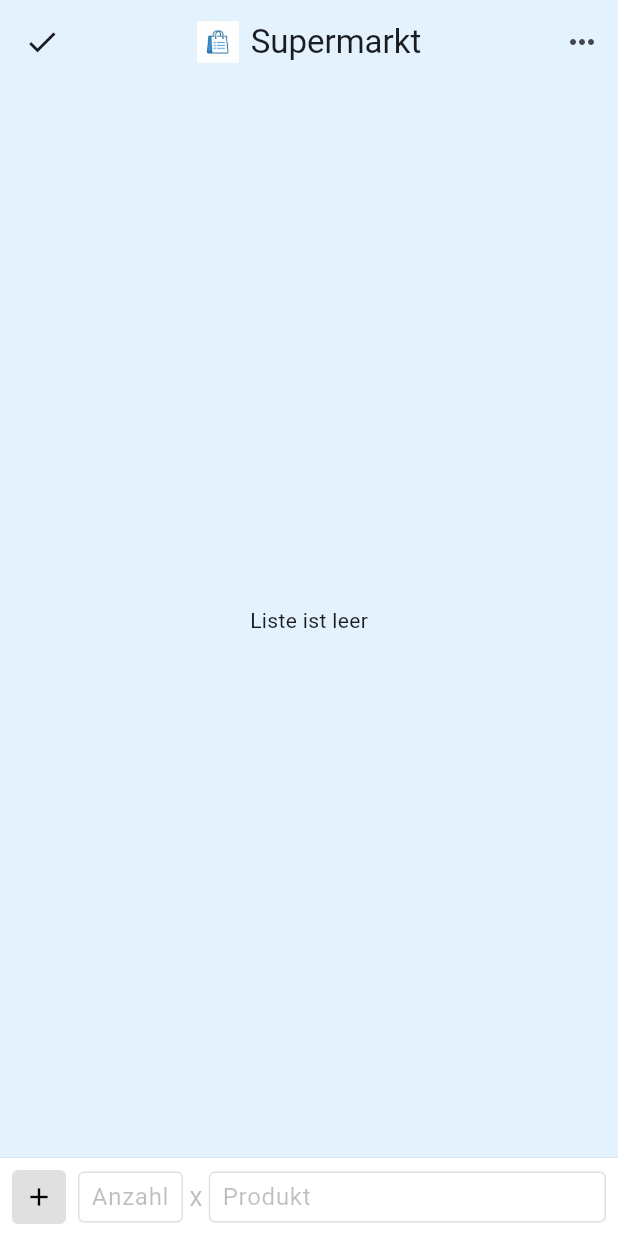
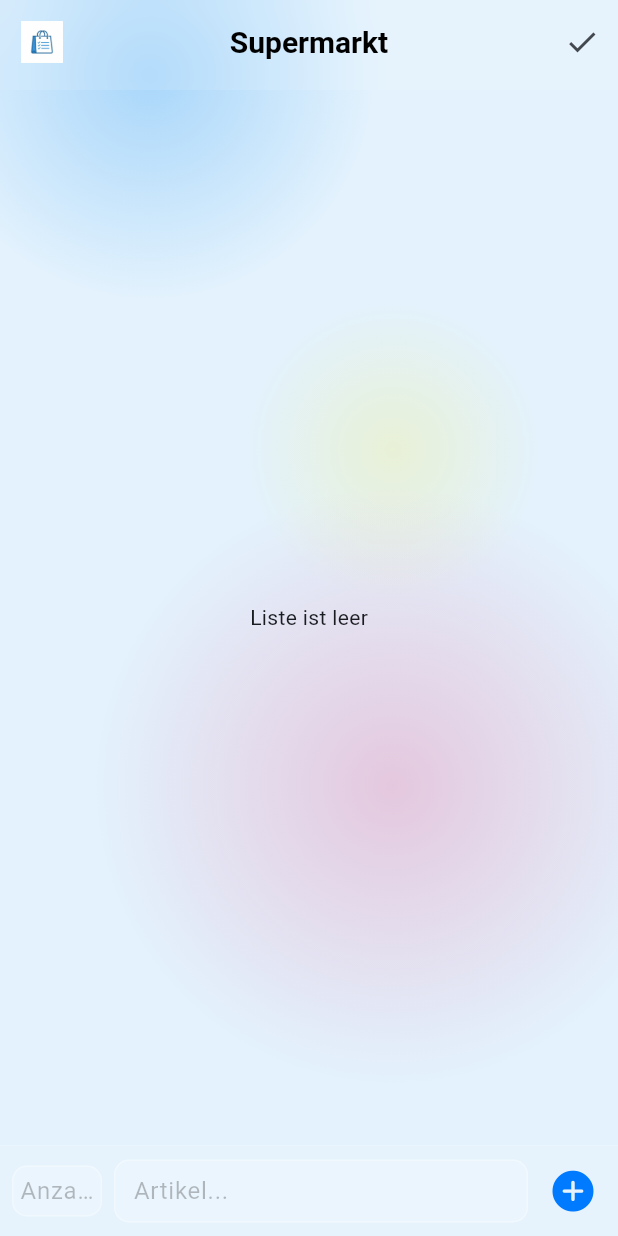
Before and after one commit to gugelvibe/Einkaufszettel, a Flutter app: the screen it shows after launch, on a phone screen of 412 x 824 dp. Run offline on Flutter 3.47's test engine with Material 3 defaults, Android fonts, the light colour scheme and no system bars; our stand-ins replace shared_preferences.

Commit message:
ayout update

```diff
--- a/lib/main.dart
+++ b/lib/main.dart
@@ -1,8 +1,9 @@
+import 'dart:ui';
 import 'package:flutter/cupertino.dart';
 import 'package:flutter/material.dart';
 import 'package:provider/provider.dart';
 import 'providers/shopping_provider.dart';
-// import 'models/shopping_models.dart';
+import 'models/shopping_models.dart';
 
 void main() {
   runApp(
@@ -63,7 +64,7 @@ class _MainScreenState extends State<MainScreen> {
               .toList() ??
           [];
       setState(() {
-        _suggestions = provider.itemHistory
+        _suggestions = provider.currentHistory
             .where(
               (item) =>
                   item.toLowerCase().contains(text) &&
@@ -88,8 +89,9 @@ class _MainScreenState extends State<MainScreen> {
     final provider = context.read<ShoppingProvider>();
 
     if (name.isNotEmpty) {
-      if (provider.isInputDisabled) {
-        final inHistory = provider.itemHistory.any(
+      if (provider.currentList?.isInputDisabled ?? false) {
+        final history = provider.currentHistory;
+        final inHistory = history.any(
           (h) => h.trim().toLowerCase() == name.toLowerCase(),
         );
         if (!inHistory) {
@@ -140,38 +142,87 @@ class _MainScreenState extends State<MainScreen> {
     );
   }
 
+  void _showRenameListDialog() {
+    final provider = context.read<ShoppingProvider>();
+    final currentList = provider.currentList;
+    if (currentList == null) return;
+
+    final TextEditingController nameController = TextEditingController(
+      text: currentList.name,
+    );
+    showCupertinoDialog(
+      context: context,
+      builder: (context) => CupertinoAlertDialog(
+        title: const Text('Einkaufsliste umbenennen'),
+        content: Padding(
+          padding: const EdgeInsets.only(top: 8.0),
+          child: CupertinoTextField(
+            controller: nameController,
+            placeholder: 'Name der Liste',
+            autofocus: true,
+          ),
+        ),
+        actions: [
+          CupertinoDialogAction(
+            onPressed: () => Navigator.pop(context),
+            child: const Text('Abbrechen'),
+          ),
+          CupertinoDialogAction(
+            isDefaultAction: true,
+            onPressed: () {
+              final name = nameController.text.trim();
+              if (name.isNotEmpty) {
+                provider.updateListName(name);
+              }
+              Navigator.pop(context);
+            },
+            child: const Text('Speichern'),
+          ),
+        ],
+      ),
+    );
+  }
+
+  void _showColorPickerDialog() {
+    final provider = context.read<ShoppingProvider>();
+    final colors = [
+      {'name': 'Himmelblau', 'hex': 'E3F2FD'},
+      {'name': 'Zartrosa', 'hex': 'FCE4EC'},
+      {'name': 'Mintgrün', 'hex': 'E8F5E9'},
+      {'name': 'Zitronengelb', 'hex': 'FFF9C4'},
+      {'name': 'Lavendel', 'hex': 'F3E5F5'},
+      {'name': 'Papayanet', 'hex': 'FBE9E7'},
+    ];
+
+    showCupertinoModalPopup(
+      context: context,
+      builder: (context) => CupertinoActionSheet(
+        title: const Text('Hintergrundfarbe wählen'),
+        actions: colors.map((c) {
+          return CupertinoActionSheetAction(
+            onPressed: () {
+              provider.updateListColor(c['hex']);
+              Navigator.pop(context);
+            },
+            child: Text(c['name']!),
+          );
+        }).toList(),
+        cancelButton: CupertinoActionSheetAction(
+          onPressed: () => Navigator.pop(context),
+          child: const Text('Abbrechen'),
+        ),
+      ),
+    );
+  }
+
   void _showActionSheet(BuildContext context) {
     final provider = context.read<ShoppingProvider>();
+    final currentList = provider.currentList;
     showCupertinoModalPopup<void>(
       context: context,
       builder: (BuildContext context) => CupertinoActionSheet(
         title: const Text('Einstellungen'),
         actions: <CupertinoActionSheetAction>[
-          ...provider.lists.asMap().entries.map((entry) {
-            final index = entry.key;
-            final list = entry.value;
-            final isCurrent = list.id == provider.currentList?.id;
-            return CupertinoActionSheetAction(
-              onPressed: () {
-                provider.switchList(index);
-                Navigator.pop(context);
-              },
-              child: Text(
-                list.name,
-                style: TextStyle(
-                  fontWeight: isCurrent ? FontWeight.bold : FontWeight.normal,
-                  color: isCurrent ? CupertinoColors.activeBlue : null,
-                ),
-              ),
-            );
-          }),
-          CupertinoActionSheetAction(
-            onPressed: () {
-              Navigator.pop(context);
-              _showNewListDialog();
-            },
-            child: const Text('Zusätzliche Einkaufsliste'),
-          ),
           CupertinoActionSheetAction(
             isDestructiveAction: true,
             onPressed: () {
@@ -182,13 +233,39 @@ class _MainScreenState extends State<MainScreen> {
           ),
           CupertinoActionSheetAction(
             onPressed: () {
-              context.read<ShoppingProvider>().toggleInputMode();
+              Navigator.pop(context);
+              _showRenameListDialog();
+            },
+            child: const Text('Liste umbenennen'),
+          ),
+          CupertinoActionSheetAction(
+            onPressed: () {
+              Navigator.pop(context);
+              _showColorPickerDialog();
+            },
+            child: const Text('Farbe ändern'),
+          ),
+          CupertinoActionSheetAction(
+            onPressed: () {
+              provider.toggleInputMode();
               Navigator.pop(context);
             },
             child: Text(
-              context.read<ShoppingProvider>().isInputDisabled
+              currentList?.isInputDisabled ?? false
                   ? 'Eingabemodus aktivieren'
-                  : 'Auswahlmodus',
+                  : 'Auswahlmodus aktivieren',
+            ),
+          ),
+          if (currentList?.isInputDisabled ?? false)
+            CupertinoActionSheetAction(
+              onPressed: () {
+                provider.toggleHistoryScope();
+                Navigator.pop(context);
+              },
+              child: Text(
+                currentList?.useGlobalHistory ?? true
+                    ? 'Nur Begriffe dieser Liste'
+                    : 'Alle Begriffe (global)',
               ),
             ),
           CupertinoActionSheetAction(
@@ -196,6 +273,13 @@ class _MainScreenState extends State<MainScreen> {
               Navigator.pop(context);
             },
             child: const Text('Teilen'),
+          ),
+          CupertinoActionSheetAction(
+            onPressed: () {
+              Navigator.pop(context);
+              _showNewListDialog();
+            },
+            child: const Text('Zusätzliche Einkaufsliste'),
           ),
         ],
         cancelButton: CupertinoActionSheetAction(
@@ -214,11 +298,48 @@ class _MainScreenState extends State<MainScreen> {
     final provider = context.watch<ShoppingProvider>();
     final currentList = provider.currentList;
 
+    Color backgroundColor = const Color(0xFFE3F2FD);
+    if (currentList?.colorHex != null) {
+      try {
+        backgroundColor = Color(
+          int.parse('FF${currentList!.colorHex}', radix: 16),
+        );
+      } catch (_) {}
+    }
+
     return Scaffold(
-      appBar: AppBar(
-        backgroundColor: Colors.transparent,
+      backgroundColor: backgroundColor,
+      extendBodyBehindAppBar: true,
+      appBar: PreferredSize(
+        preferredSize: const Size.fromHeight(60),
+        child: ClipRect(
+          child: BackdropFilter(
+            filter: ImageFilter.blur(sigmaX: 10, sigmaY: 10),
+            child: AppBar(
+              backgroundColor: Colors.white.withOpacity(0.1),
               elevation: 0,
               leading: IconButton(
+                icon: Image.asset('assets/app_icon.png', height: 28),
+                onPressed: () => _showActionSheet(context),
+              ),
+              title: GestureDetector(
+                onTap: Theme.of(context).platform == TargetPlatform.macOS
+                    ? () => _showActionSheet(context)
+                    : null,
+                child: Text(
+                  currentList?.name ?? 'Einkaufszettel',
+                  style: TextStyle(
+                    color: Theme.of(context).platform == TargetPlatform.macOS
+                        ? CupertinoColors.activeBlue
+                        : Colors.black,
+                    fontWeight: FontWeight.bold,
+                    fontSize: 20,
+                  ),
+                ),
+              ),
+              centerTitle: true,
+              actions: [
+                IconButton(
                   icon: Icon(provider.canUndo ? Icons.undo : Icons.check),
                   onPressed: () {
                     if (provider.canUndo) {
@@ -228,35 +349,67 @@ class _MainScreenState extends State<MainScreen> {
                     }
                   },
                 ),
-        title: GestureDetector(
-          onTap: Theme.of(context).platform == TargetPlatform.macOS
-              ? () => _showActionSheet(context)
-              : null,
-          child: Row(
-            mainAxisSize: MainAxisSize.min,
-            children: [
-              Image.asset('assets/app_icon.png', height: 28),
-              const SizedBox(width: 8),
-              Text(
-                currentList?.name ?? 'Einkaufszettel',
-                style: TextStyle(
-                  color: Theme.of(context).platform == TargetPlatform.macOS
-                      ? CupertinoColors.activeBlue
-                      : null,
-                ),
-              ),
               ],
             ),
           ),
-        centerTitle: true,
-        actions: [
-          IconButton(
-            icon: const Icon(Icons.more_horiz),
-            onPressed: () => _showActionSheet(context),
         ),
+      ),
+      body: Stack(
+        children: [
+          // Liquid Background Blobs
+          Positioned(
+            top: -100,
+            left: -50,
+            child: Container(
+              width: 300,
+              height: 300,
+              decoration: BoxDecoration(
+                shape: BoxShape.circle,
+                gradient: RadialGradient(
+                  colors: [
+                    Colors.blue.withOpacity(0.3),
+                    Colors.blue.withOpacity(0),
                   ],
                 ),
-      body: GestureDetector(
+              ),
+            ),
+          ),
+          Positioned(
+            bottom: 100,
+            right: -50,
+            child: Container(
+              width: 400,
+              height: 400,
+              decoration: BoxDecoration(
+                shape: BoxShape.circle,
+                gradient: RadialGradient(
+                  colors: [
+                    Colors.pink.withOpacity(0.2),
+                    Colors.pink.withOpacity(0),
+                  ],
+                ),
+              ),
+            ),
+          ),
+          Positioned(
+            top: 200,
+            right: 50,
+            child: Container(
+              width: 200,
+              height: 200,
+              decoration: BoxDecoration(
+                shape: BoxShape.circle,
+                gradient: RadialGradient(
+                  colors: [
+                    Colors.yellow.withOpacity(0.2),
+                    Colors.yellow.withOpacity(0),
+                  ],
+                ),
+              ),
+            ),
+          ),
+          // Main Content
+          GestureDetector(
             onHorizontalDragEnd: (details) {
               if (details.primaryVelocity != null) {
                 if (details.primaryVelocity! < 0) {
@@ -266,12 +419,14 @@ class _MainScreenState extends State<MainScreen> {
                 }
               }
             },
+            child: SafeArea(
               child: Column(
                 children: [
                   Expanded(
                     child: currentList == null || currentList.items.isEmpty
                         ? const Center(child: Text('Liste ist leer'))
                         : ReorderableListView.builder(
+                            padding: const EdgeInsets.only(top: 8),
                             itemCount: currentList.items.length,
                             onReorder: provider.reorderItems,
                             proxyDecorator: (child, index, animation) {
@@ -282,24 +437,31 @@ class _MainScreenState extends State<MainScreen> {
                             },
                             itemBuilder: (context, index) {
                               final item = currentList.items[index];
+                              return _buildListTile(item, index);
+                            },
+                          ),
+                  ),
+                  _buildInputBar(),
+                ],
+              ),
+            ),
+          ),
+        ],
+      ),
+    );
+  }
+
+  Widget _buildListTile(ShoppingItem item, int index) {
     return Container(
       key: ValueKey(item.id),
       decoration: const BoxDecoration(
-                            border: Border(
-                              bottom: BorderSide(
-                                color: Colors.black12,
-                                width: 0.5,
-                              ),
-                            ),
+        border: Border(bottom: BorderSide(color: Colors.black12, width: 0.5)),
       ),
       child: ListTile(
-                            contentPadding: const EdgeInsets.symmetric(
-                              horizontal: 16,
-                              vertical: 0,
-                            ),
+        contentPadding: const EdgeInsets.symmetric(horizontal: 16, vertical: 0),
         dense: true,
         title: GestureDetector(
-                              onTap: () => provider.toggleItemDone(item.id),
+          onTap: () => context.read<ShoppingProvider>().toggleItemDone(item.id),
           child: Text.rich(
             TextSpan(
               children: [
@@ -309,26 +471,13 @@ class _MainScreenState extends State<MainScreen> {
               ],
               style: TextStyle(
                 fontSize: 18,
-                                    decoration: item.isDone
-                                        ? TextDecoration.lineThrough
-                                        : null,
+                decoration: item.isDone ? TextDecoration.lineThrough : null,
                 decorationColor: Colors.red,
                 color: Colors.black,
-                                    fontWeight: item.isDone
-                                        ? FontWeight.bold
-                                        : FontWeight.normal,
+                fontWeight: item.isDone ? FontWeight.bold : FontWeight.normal,
               ),
             ),
           ),
-                            ),
-                          ),
-                        );
-                      },
-                    ),
-            ),
-            _buildInputBar(),
-            if (_suggestions.isNotEmpty) _buildSuggestionsArea(),
-          ],
         ),
       ),
     );
@@ -358,7 +507,10 @@ class _MainScreenState extends State<MainScreen> {
   }
 
   Widget _buildInputBar() {
-    return Container(
+    return ClipRect(
+      child: BackdropFilter(
+        filter: ImageFilter.blur(sigmaX: 10, sigmaY: 10),
+        child: Container(
           padding: EdgeInsets.only(
             bottom: MediaQuery.of(context).viewInsets.bottom + 8,
             top: 8,
@@ -366,30 +518,24 @@ class _MainScreenState extends State<MainScreen> {
             right: 8,
           ),
           decoration: BoxDecoration(
-        color: Colors.white,
-        border: const Border(
-          top: BorderSide(color: Colors.black12, width: 0.5),
+            color: Colors.white.withOpacity(0.1),
+            border: Border(
+              top: BorderSide(color: Colors.white.withOpacity(0.2)),
             ),
           ),
-      child: Row(
+          child: Column(
+            mainAxisSize: MainAxisSize.min,
             children: [
-          Material(
-            color: Colors.black12,
-            borderRadius: BorderRadius.circular(4),
-            child: InkWell(
-              onTap: _addItem,
-              child: const Padding(
-                padding: EdgeInsets.all(8.0),
-                child: Icon(Icons.add, size: 20, color: Colors.black),
-              ),
-            ),
-          ),
-          const SizedBox(width: 8),
+              if (_suggestions.isNotEmpty) _buildSuggestionsArea(),
+              Row(
+                children: [
+                  // Quantity field (e.g., "2" or "1kg")
                   Container(
-            width: 70,
+                    width: 60,
                     decoration: BoxDecoration(
-              border: Border.all(color: Colors.black12),
-              borderRadius: BorderRadius.circular(4),
+                      color: Colors.white.withOpacity(0.2),
+                      borderRadius: BorderRadius.circular(10),
+                      border: Border.all(color: Colors.white.withOpacity(0.3)),
                     ),
                     padding: const EdgeInsets.symmetric(horizontal: 4),
                     child: TextField(
@@ -405,36 +551,51 @@ class _MainScreenState extends State<MainScreen> {
                       style: const TextStyle(fontSize: 16),
                     ),
                   ),
-          const Padding(
-            padding: EdgeInsets.symmetric(horizontal: 4),
-            child: Text(
-              'x',
-              style: TextStyle(color: Colors.black26, fontSize: 18),
-            ),
-          ),
+                  const SizedBox(width: 8),
                   Expanded(
                     child: Container(
                       decoration: BoxDecoration(
-                border: Border.all(color: Colors.black12),
-                borderRadius: BorderRadius.circular(4),
+                        color: Colors.white.withOpacity(0.2),
+                        borderRadius: BorderRadius.circular(10),
+                        border: Border.all(
+                          color: Colors.white.withOpacity(0.3),
                         ),
-              padding: const EdgeInsets.symmetric(horizontal: 8),
+                      ),
                       child: TextField(
                         controller: _productController,
                         focusNode: _productFocus,
+                        onSubmitted: (_) => _addItem(),
                         decoration: const InputDecoration(
-                  hintText: 'Produkt',
+                          hintText: 'Artikel...',
                           hintStyle: TextStyle(color: Colors.black26),
                           border: InputBorder.none,
+                          contentPadding: EdgeInsets.symmetric(
+                            horizontal: 12,
+                            vertical: 8,
+                          ),
                           isDense: true,
                         ),
                         style: const TextStyle(fontSize: 16),
-                onSubmitted: (_) => _addItem(),
                       ),
+                    ),
+                  ),
+                  const SizedBox(width: 8),
+                  // Add button
+                  CupertinoButton(
+                    padding: EdgeInsets.zero,
+                    onPressed: _addItem,
+                    child: const Icon(
+                      CupertinoIcons.add_circled_solid,
+                      size: 32,
+                      color: CupertinoColors.activeBlue,
                     ),
                   ),
                 ],
               ),
+            ],
+          ),
+        ),
+      ),
     );
   }
 }
--- a/lib/models/shopping_models.dart
+++ b/lib/models/shopping_models.dart
@@ -55,14 +55,37 @@ class ShoppingList {
   final String id;
   final String name;
   final List<ShoppingItem> items;
+  final bool isInputDisabled;
+  final bool useGlobalHistory;
+  final List<String> localHistory;
+  final String? colorHex;
 
-  ShoppingList({required this.id, required this.name, required this.items});
+  ShoppingList({
+    required this.id,
+    required this.name,
+    required this.items,
+    this.isInputDisabled = false,
+    this.useGlobalHistory = true,
+    this.localHistory = const [],
+    this.colorHex,
+  });
 
-  ShoppingList copyWith({String? name, List<ShoppingItem>? items}) {
+  ShoppingList copyWith({
+    String? name,
+    List<ShoppingItem>? items,
+    bool? isInputDisabled,
+    bool? useGlobalHistory,
+    List<String>? localHistory,
+    String? colorHex,
+  }) {
     return ShoppingList(
       id: id,
       name: name ?? this.name,
       items: items ?? this.items,
+      isInputDisabled: isInputDisabled ?? this.isInputDisabled,
+      useGlobalHistory: useGlobalHistory ?? this.useGlobalHistory,
+      localHistory: localHistory ?? this.localHistory,
+      colorHex: colorHex ?? this.colorHex,
     );
   }
 
@@ -71,6 +94,10 @@ class ShoppingList {
       'id': id,
       'name': name,
       'items': items.map((e) => e.toJson()).toList(),
+      'isInputDisabled': isInputDisabled,
+      'useGlobalHistory': useGlobalHistory,
+      'localHistory': localHistory,
+      'colorHex': colorHex,
     };
   }
 
@@ -83,6 +110,10 @@ class ShoppingList {
               ?.map((e) => ShoppingItem.fromJson(e))
               .toList() ??
           [],
+      isInputDisabled: json['isInputDisabled'] ?? false,
+      useGlobalHistory: json['useGlobalHistory'] ?? true,
+      localHistory: (json['localHistory'] as List?)?.cast<String>() ?? [],
+      colorHex: json['colorHex'],
     );
   }
 }
```
Also changed, not shown: lib/providers/shopping_provider.dart (+49 -7 lines). Lines whose indentation alone changed are shown as unchanged.
